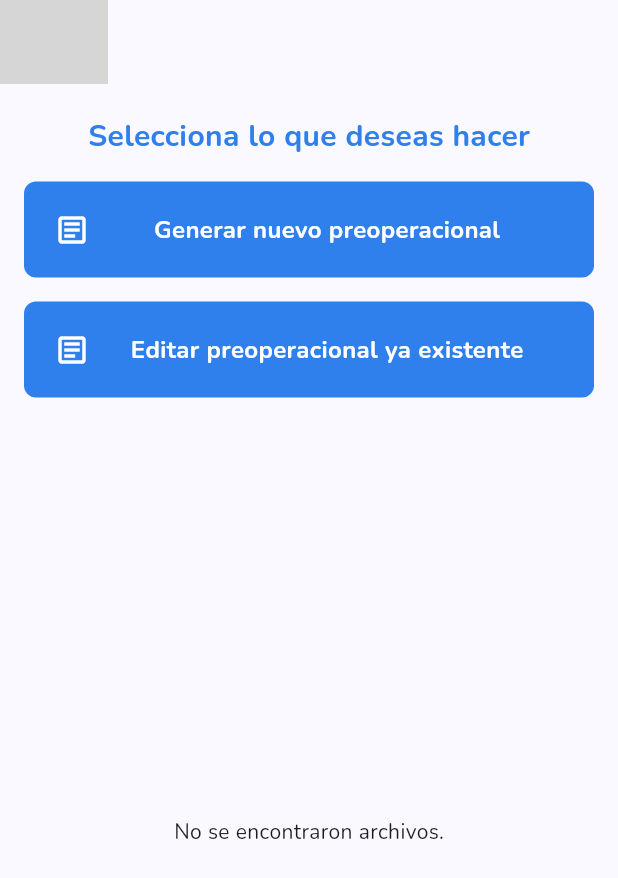
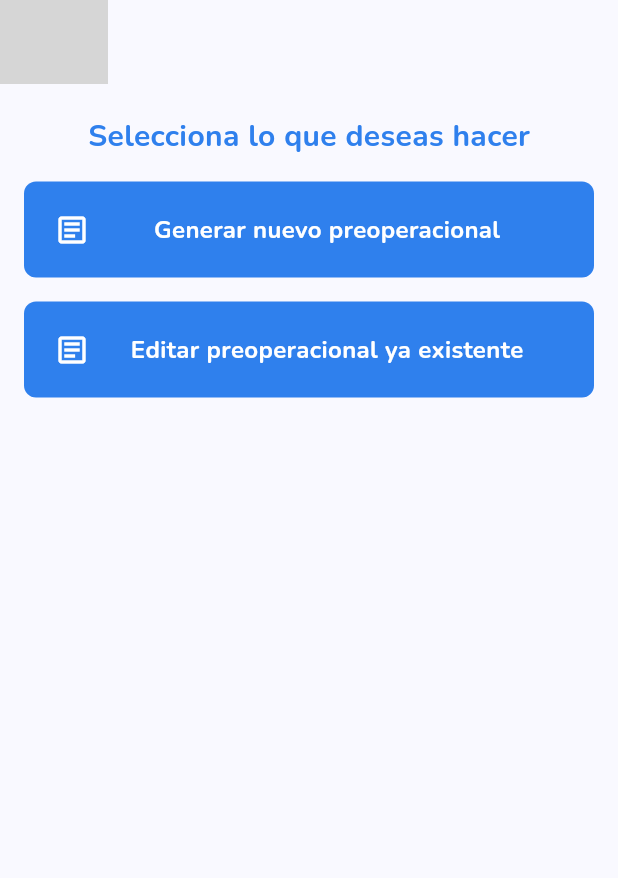
Before and after one commit to sxntiagoad/Eva-3.0, a Flutter app: the HomeScreen screen opened by its route, on a phone screen of 412 x 824 dp. Shown: the top 878 px of the screen. Run offline on Flutter 3.47's test engine with Material 3 defaults, Android fonts, the phone set to English and light mode, and no system bars; our stand-ins replace cloud_firestore, dio, firebase_auth, firebase_core, firebase_storage, flutter_riverpod and 3 more; accounts and stored records are empty; network calls fail; grey boxes are pictures that could not be loaded.

Commit message:
homepage modification

```diff
--- a/lib/presentation/home/screens/home_screen.dart
+++ b/lib/presentation/home/screens/home_screen.dart
@@ -1,22 +1,12 @@
 import 'package:flutter/material.dart';
 import 'package:flutter_riverpod/flutter_riverpod.dart';
 import 'package:go_router/go_router.dart';
-import 'package:firebase_storage/firebase_storage.dart';
 
 import '../../../core/theme/app_theme.dart';
 import '../../../providers/current_user_provider.dart';
 import '../../list_preoperacionales.dart/screens/list_preoperacionales_screen.dart';
 import '../../new_preoperacional/screens/new_preoperacional_scree.dart';
 import '../widgets/custom_drawer.dart';
-
-// Definir un provider para manejar la lista de archivos
-final archivosProvider = FutureProvider<List<String>>((ref) async {
-  FirebaseStorage storage = FirebaseStorage.instanceFor(
-    bucket: 'eva-project-91804.appspot.com', // Reemplaza con tu bucket real
-  );
-  ListResult resultado = await storage.ref('preoperacionales/').listAll();
-  return resultado.items.map((item) => item.name).toList();
-});
 
 class HomeScreen extends ConsumerWidget {
   static const name = 'home-screen';
@@ -26,7 +16,6 @@ class HomeScreen extends ConsumerWidget {
   Widget build(BuildContext context, WidgetRef ref) {
     final scaffoldKey = GlobalKey<ScaffoldState>();
     final userAsyncValue = ref.watch(currentUserProvider);
-    final archivosAsyncValue = ref.watch(archivosProvider);
 
     return userAsyncValue.when(
       data: (data) {
@@ -55,12 +44,12 @@ class HomeScreen extends ConsumerWidget {
               ),
             ),
           ),
-          body: Column(
+          body: const Column(
             children: [
-              const SizedBox(
+              SizedBox(
                 height: 20,
               ),
-              const Text(
+              Text(
                 'Selecciona lo que deseas hacer',
                 style: TextStyle(
                   color: AppTheme.mainColor,
@@ -68,41 +57,16 @@ class HomeScreen extends ConsumerWidget {
                   fontSize: 20,
                 ),
               ),
-              const _CustomButton(
+              _CustomButton(
                 icon: Icons.article_outlined,
                 text: 'Generar nuevo preoperacional',
                 navigateTo: NewPreoperacionalScree.name,
               ),
-              const _CustomButton(
+              _CustomButton(
                 icon: Icons.article_outlined,
                 text: 'Editar preoperacional ya existente',
                 navigateTo: ListPreoperacionalesScreen.name,
-              ),
-              const SizedBox(height: 20),
-              // Sección para listar archivos
-              Expanded(
-                child: archivosAsyncValue.when(
-                  data: (archivos) {
-                    if (archivos.isEmpty) {
-                      return const Center(child: Text('No se encontraron archivos.'));
-                    }
-                    return ListView.builder(
-                      itemCount: archivos.length,
-                      itemBuilder: (context, index) {
-                        return ListTile(
-                          leading: const Icon(Icons.insert_drive_file),
-                          title: Text(archivos[index]),
-                          onTap: () {
-                            // Manejar la acción al tocar el archivo, como descargarlo o abrirlo.
-                          },
-                        );
-                      },
-                    );
-                  },
-                  loading: () => const Center(child: CircularProgressIndicator()),
-                  error: (error, stack) => Center(child: Text('Error: $error')),
-                ),
-              ),
+              )
             ],
           ),
         );
```
